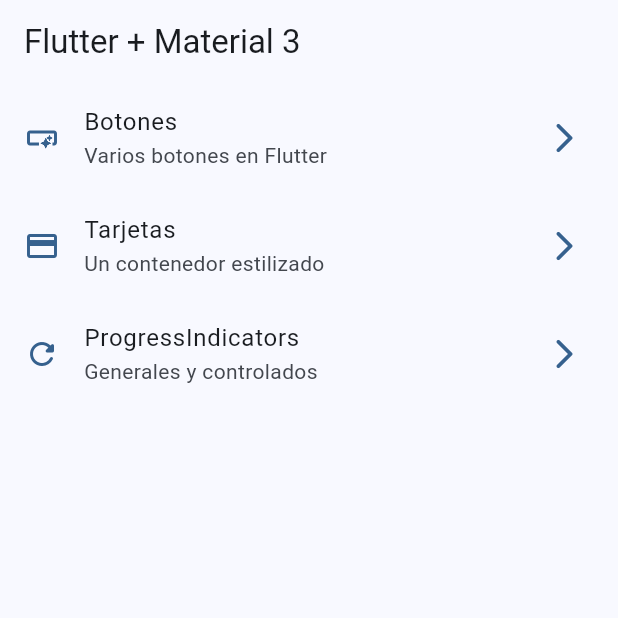
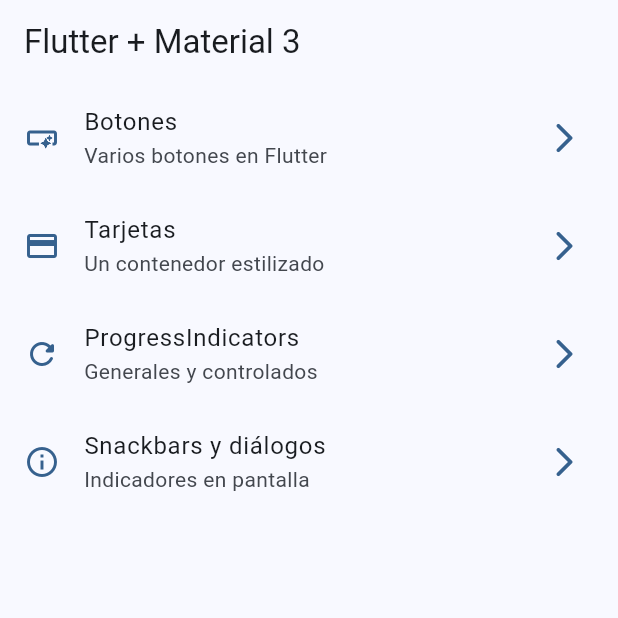
Before and after one commit to rmoreno-software/cursos, a Flutter app: the screen it shows after launch, on a phone screen of 412 x 824 dp, the top half of it. Run offline on Flutter 3.47's test engine with Material 3 defaults, Android fonts, the phone set to English and light mode, and no system bars; our stand-ins replace animate_do, dio, go_router, video_player.

Commit message:
S10 - Snackbars

```diff
--- a/Flutter/widgets_app/lib/config/menu/menu_items.dart
+++ b/Flutter/widgets_app/lib/config/menu/menu_items.dart
@@ -35,5 +35,11 @@ const appMenuItems = <MenuItem>[
     subTitle: 'Generales y controlados',
     link: '/progress',
     icon: Icons.refresh_rounded
+  ),
+  MenuItem(
+    title: 'Snackbars y diálogos',
+    subTitle: 'Indicadores en pantalla',
+    link: '/snackbars',
+    icon: Icons.info_outline
   )
 ];
--- a/Flutter/widgets_app/lib/config/router/app_router.dart
+++ b/Flutter/widgets_app/lib/config/router/app_router.dart
@@ -23,6 +23,11 @@ final appRouter = GoRouter(
       name: ProgressScreen.name,
       path: '/progress',
       builder: (context, state) => ProgressScreen(),
+    ),
+    GoRoute(
+      name: SnackBarScreen.name,
+      path: '/snackbars',
+      builder: (context, state) => SnackBarScreen(),
     )
   ]
 );
```
Also changed, not shown: Flutter/widgets_app/lib/presentation/screens/snackbar/snackbar_screen.dart (+25 -2 lines).
